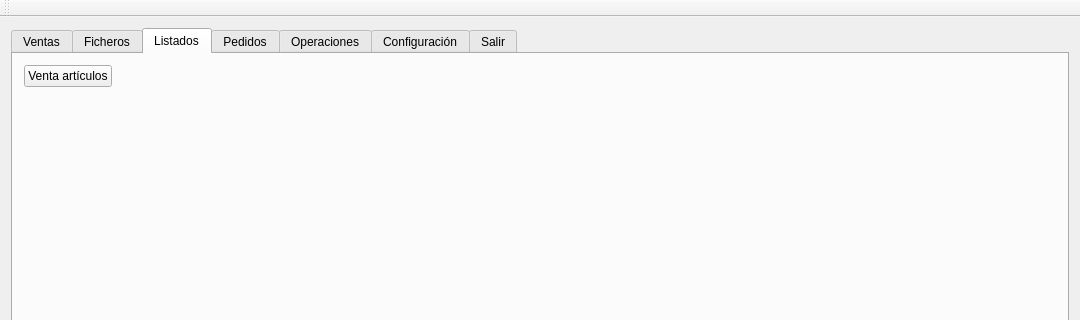
The window that tienda.ui (Ladis72/tienda) describes before a commit, drawn with Qt 5; both pictures show x 0 to 1080 and y 0 to 320 of the 1080 by 756 pixel window.
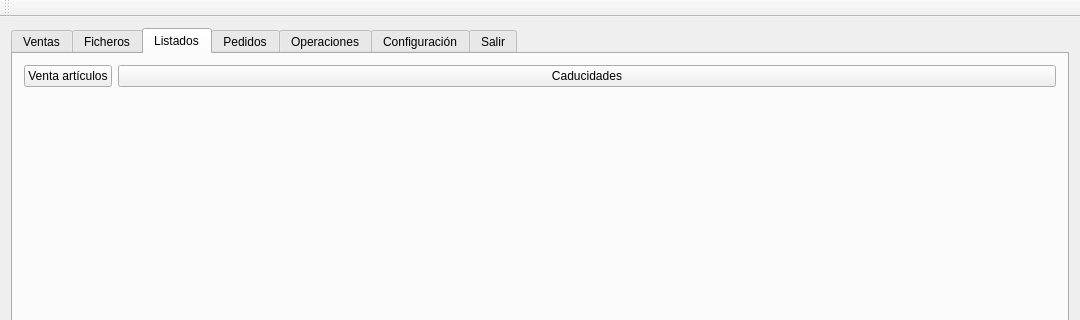
The same window after the commit. The open tabs and pages were chosen to show the change.

Commit message: Añaddido vista caducidades

What changed in the file:
```diff
--- a/tienda.ui
+++ b/tienda.ui
@@ -172,6 +172,13 @@
             </property>
            </widget>
           </item>
+          <item row="0" column="1">
+           <widget class="QPushButton" name="pushButton_5">
+            <property name="text">
+             <string>Caducidades</string>
+            </property>
+           </widget>
+          </item>
          </layout>
         </widget>
         <widget class="QWidget" name="TabPedidos">
```
The commit also changes 7 other files.
